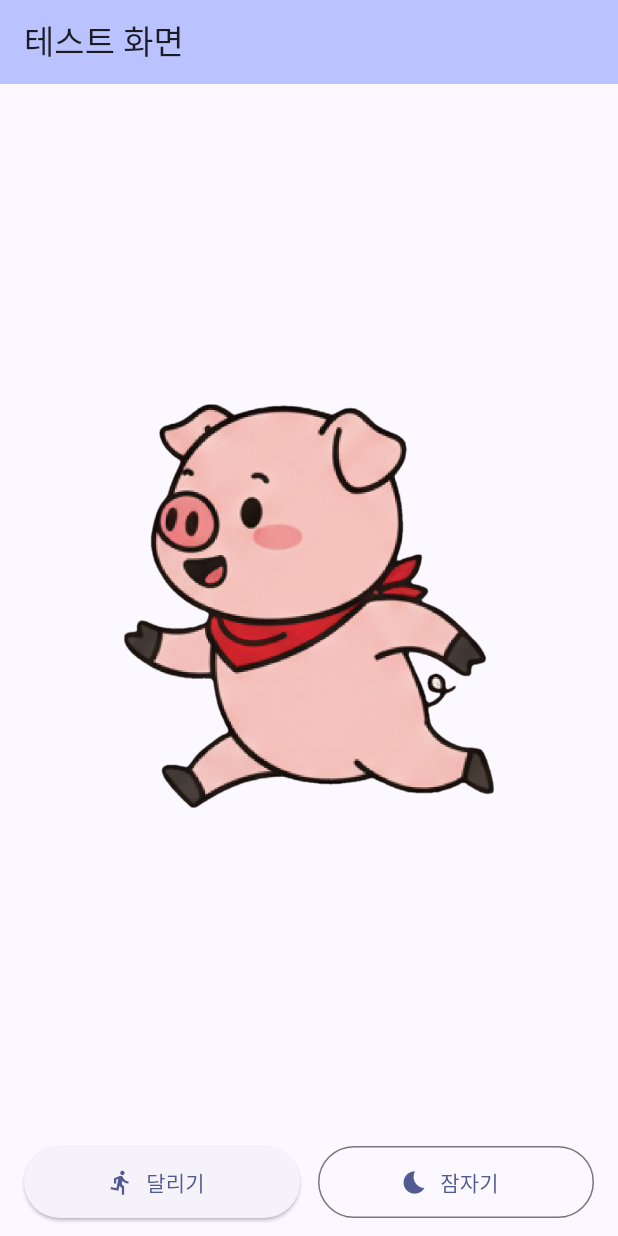
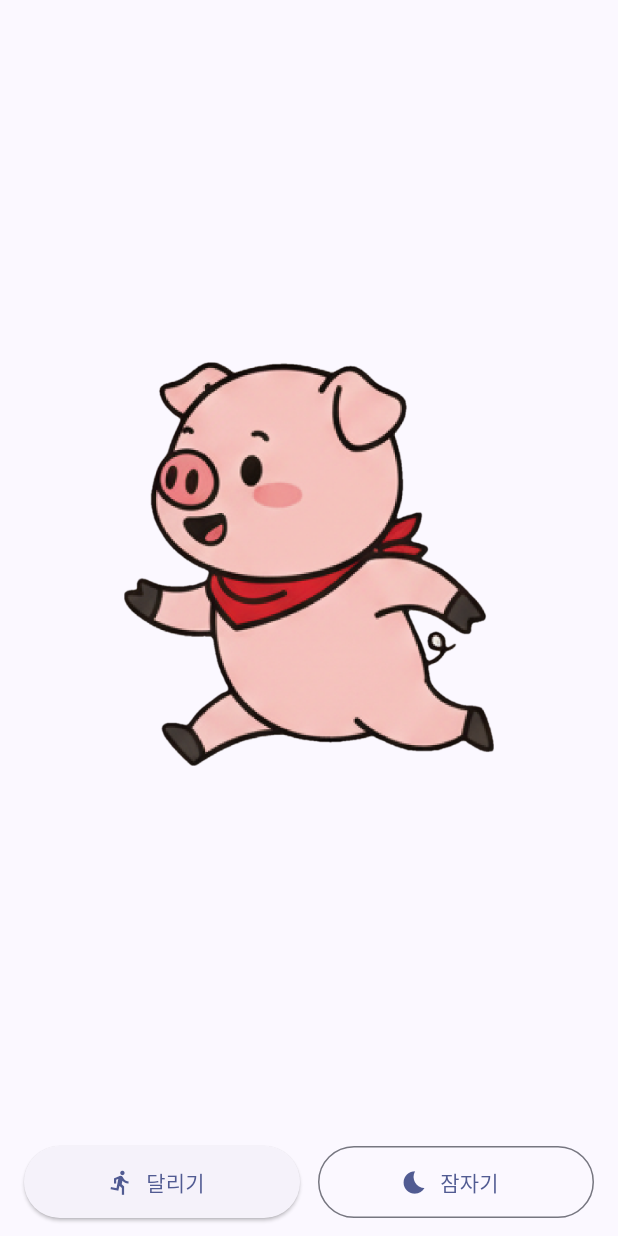
Before and after one commit to SonMyeongJin/Flutter_RunTungTung, a Flutter app: the screen it shows after launch, on a phone screen of 412 x 824 dp. Run offline on Flutter 3.47's test engine with Material 3 defaults, Android fonts, the light colour scheme and no system bars.

Commit message:
상단바 삭제

```diff
--- a/lib/main.dart
+++ b/lib/main.dart
@@ -16,7 +16,7 @@ class MyApp extends StatelessWidget {
       theme: ThemeData(
         colorScheme: ColorScheme.fromSeed(seedColor: Colors.indigo),
       ),
-      home: const MyHomePage(title: '테스트 화면'),
+      home: const MyHomePage(title: '달리는 퉁퉁이'),
     );
   }
 }
@@ -88,11 +88,7 @@ class _MyHomePageState extends State<MyHomePage> {
   const double baseWidthFactor = 0.6;
   final bool isSleep1 = (_mode == 'sleep' && _frame == 0);
   final double widthFactor = isSleep1 ? baseWidthFactor * 0.8 : baseWidthFactor;
-    return Scaffold(
-      appBar: AppBar(
-        backgroundColor: Theme.of(context).colorScheme.inversePrimary,
-        title: Text(widget.title),
-      ),
+  return Scaffold(
       body: Column(
         children: [
           Expanded(
```
